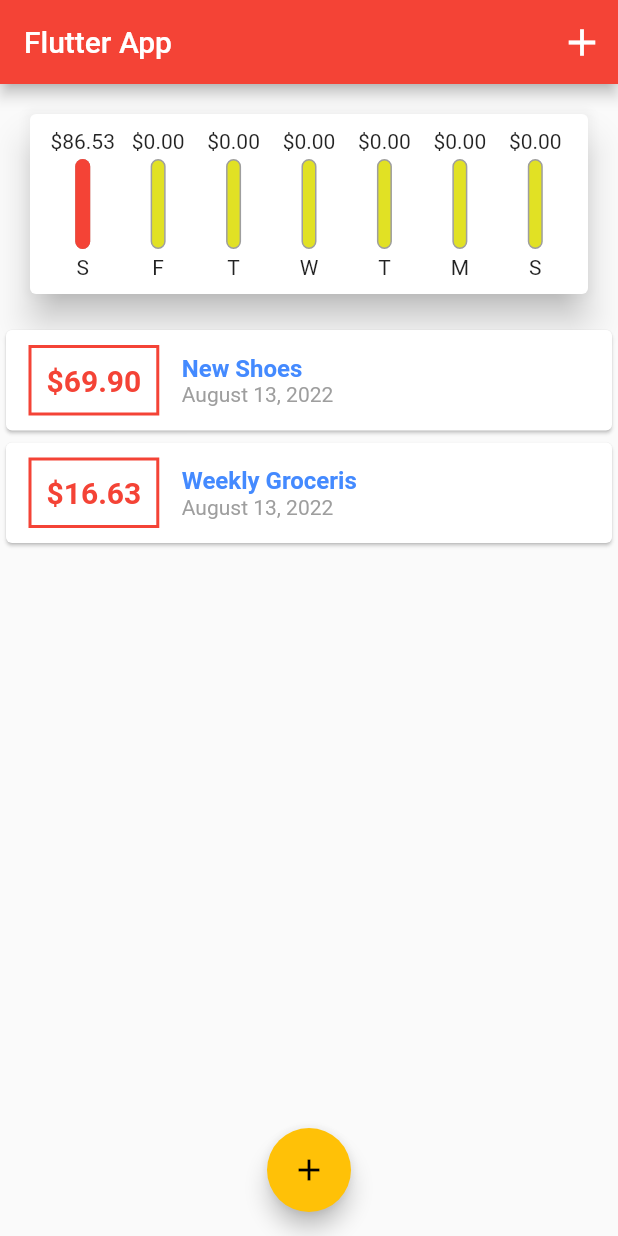
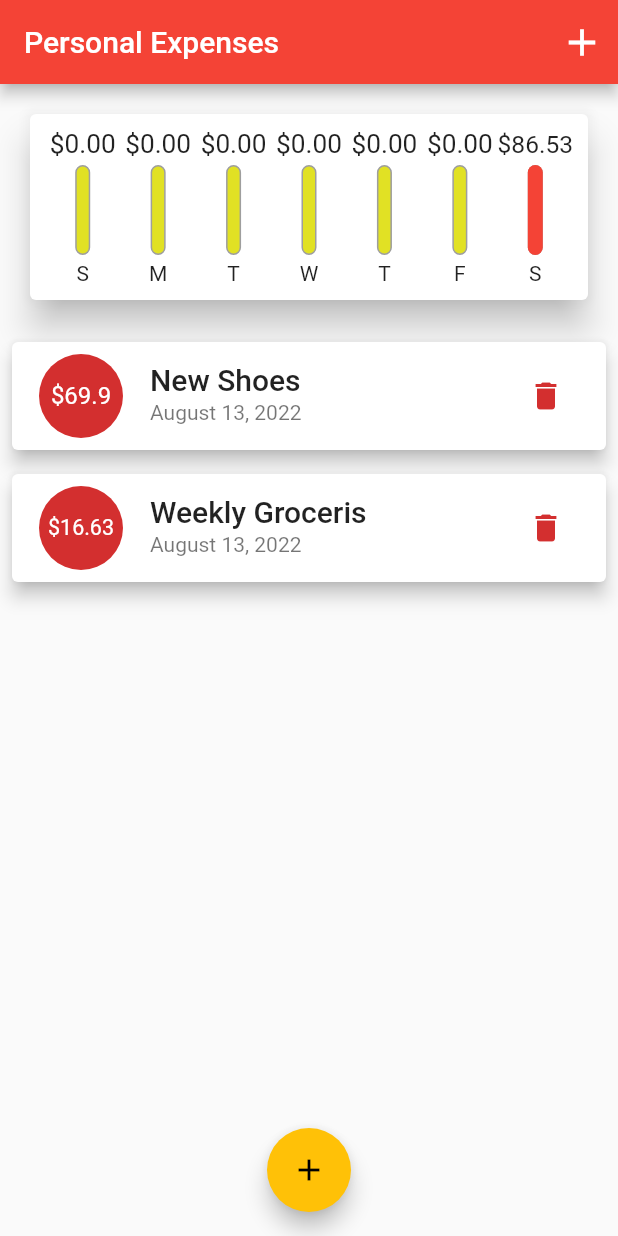
Before and after one commit to yasser2020/expense_planner, a Flutter app: the screen it shows after launch, on a phone screen of 412 x 824 dp. Run offline on Flutter 3.47's test engine with Material 2 defaults, Android fonts, the phone set to English and light mode, and no system bars.

Commit message:
add delete function

```diff
--- a/lib/main.dart
+++ b/lib/main.dart
@@ -15,7 +15,12 @@ class MyApp extends StatelessWidget {
   Widget build(BuildContext context) {
     return MaterialApp(
       debugShowCheckedModeBanner: false,
-      theme: ThemeData(primarySwatch: Colors.red, accentColor: Colors.amber),
+      theme: ThemeData(
+          primarySwatch: Colors.red,
+          accentColor: Colors.amber,
+          textTheme: ThemeData.light()
+              .textTheme
+              .copyWith(button: TextStyle(color: Colors.white))),
       home: MyHomePage(),
     );
   }
@@ -47,14 +52,21 @@ class _MyHomePageState extends State<MyHomePage> {
     }).toList();
   }
 
-  void _addNewTransaction(String txttitle, double txtamount) {
+  void _addNewTransaction(
+      String txttitle, double txtamount, DateTime chosendate) {
     final newTx = Transaction(
         id: DateTime.now().toString(),
         title: txttitle,
         amount: txtamount,
-        date: DateTime.now());
+        date: chosendate);
     setState(() {
       _userTranscations.add(newTx);
+    });
+  }
+
+  void _deleteTransaction(String id) {
+    setState(() {
+      _userTranscations.removeWhere((tx) => tx.id == id);
     });
   }
 
@@ -74,7 +86,7 @@ class _MyHomePageState extends State<MyHomePage> {
   Widget build(BuildContext context) {
     return Scaffold(
       appBar: AppBar(
-        title: Text('Flutter App'),
+        title: Text('Personal Expenses'),
         actions: [
           IconButton(
               onPressed: () => _startAddNewTransaction(context),
@@ -89,7 +101,7 @@ class _MyHomePageState extends State<MyHomePage> {
         crossAxisAlignment: CrossAxisAlignment.stretch,
         children: [
           Chart(_recentTransactions),
-          TransactionList(_userTranscations),
+          TransactionList(_userTranscations, _deleteTransaction),
         ],
       ),
       floatingActionButtonLocation: FloatingActionButtonLocation.centerFloat,
--- a/lib/widgets/chart.dart
+++ b/lib/widgets/chart.dart
@@ -9,26 +9,30 @@ class Chart extends StatelessWidget {
   final List<Transaction> recentTransactions;
   Chart(this.recentTransactions);
 
-  List<Map<String, Object>> get groupedTransactionsValues {
+  List<Map<String, Object>> get groupedTransactionValues {
     return List.generate(7, (index) {
-      final weekDay = DateTime.now().subtract(Duration(days: index));
-      var totalsum = 0.0;
-      for (int i = 0; i < recentTransactions.length; i++) {
+      final weekDay = DateTime.now().subtract(
+        Duration(days: index),
+      );
+      var totalSum = 0.0;
+
+      for (var i = 0; i < recentTransactions.length; i++) {
         if (recentTransactions[i].date.day == weekDay.day &&
             recentTransactions[i].date.month == weekDay.month &&
             recentTransactions[i].date.year == weekDay.year) {
-          totalsum += recentTransactions[i].amount;
+          totalSum += recentTransactions[i].amount;
         }
       }
+
       return {
         'day': DateFormat.E().format(weekDay).substring(0, 1),
-        'amount': totalsum
+        'amount': totalSum,
       };
-    });
+    }).reversed.toList();
   }
 
   double get totalSpending {
-    return groupedTransactionsValues.fold(
+    return groupedTransactionValues.fold(
         0.0, (sum, item) => sum + (item['amount'] as double));
   }
 
@@ -41,14 +45,15 @@ class Chart extends StatelessWidget {
         padding: EdgeInsets.all(10),
         child: Row(
           mainAxisAlignment: MainAxisAlignment.spaceAround,
-          children: groupedTransactionsValues.map((data) {
+          children: groupedTransactionValues.map((data) {
             return Flexible(
               fit: FlexFit.tight,
               child: ChartBar(
                   data['day'].toString(),
                   (data['amount'] as double),
-                  (totalSpending == 0 ? 0.0 : data['amount'] as double) /
-                      totalSpending),
+                  totalSpending == 0
+                      ? 0.0
+                      : (data['amount'] as double) / totalSpending),
             );
           }).toList(),
         ),
--- a/lib/widgets/chart_bar.dart
+++ b/lib/widgets/chart_bar.dart
@@ -12,7 +12,10 @@ class ChartBar extends StatelessWidget {
   Widget build(BuildContext context) {
     return Column(
       children: [
-        FittedBox(child: Text('\$${spendingAmount.toStringAsFixed(2)}')),
+        Container(
+            height: 20,
+            child: FittedBox(
+                child: Text('\$${spendingAmount.toStringAsFixed(2)}'))),
         SizedBox(height: 4),
         Container(
           height: 60,
--- a/lib/widgets/transaction_list.dart
+++ b/lib/widgets/transaction_list.dart
@@ -7,7 +7,8 @@ import 'package:intl/intl_browser.dart';
 
 class TransactionList extends StatelessWidget {
   final List<Transaction> transactions;
-  TransactionList(this.transactions);
+  final Function deleteTX;
+  TransactionList(this.transactions, this.deleteTX);
   @override
   Widget build(BuildContext context) {
     return Container(
@@ -26,50 +27,34 @@ class TransactionList extends StatelessWidget {
                     fit: BoxFit.cover,
                   ),
                 ),
-
               ],
             )
           : ListView.builder(
               itemBuilder: (context, index) {
                 return Card(
-                  child: Row(
-                    children: [
-                      Container(
-                        margin:
-                            EdgeInsets.symmetric(vertical: 10, horizontal: 15),
-                        decoration: BoxDecoration(
-                            border: Border.all(
-                                width: 2,
-                                color: Theme.of(context).primaryColor)),
-                        padding: EdgeInsets.all(10),
-                        child: Text(
-                          '\$${transactions[index].amount.toStringAsFixed(2)}',
-                          style: TextStyle(
-                            fontWeight: FontWeight.bold,
-                            fontSize: 20,
-                            color: Theme.of(context).primaryColor,
-                          ),
-                        ),
+                  margin: EdgeInsets.symmetric(vertical: 8, horizontal: 8),
+                  elevation: 5,
+                  child: ListTile(
+                    leading: CircleAvatar(
+                      radius: 30,
+                      child: Padding(
+                        padding: const EdgeInsets.all(8.0),
+                        child: FittedBox(
+                            child: Text('\$${transactions[index].amount}')),
                       ),
-                      Column(
-                        crossAxisAlignment: CrossAxisAlignment.start,
-                        children: [
-                          Text(
-                            transactions[index].title,
-                            style: TextStyle(
-                                fontWeight: FontWeight.bold,
-                                fontSize: 16,
-                                color: Colors.blueAccent),
-                          ),
-                          Text(
-                              DateFormat.yMMMMd()
-                                  .format(transactions[index].date),
-                              style: TextStyle(
-                                color: Colors.grey,
-                              ))
-                        ],
-                      )
-                    ],
+                    ),
+                    title: Text(
+                      transactions[index].title,
+                      style: Theme.of(context).textTheme.titleLarge,
+                    ),
+                    subtitle: Text(
+                        DateFormat.yMMMMd().format(transactions[index].date)),
+                    trailing: IconButton(
+                        onPressed: () => deleteTX(transactions[index].id),
+                        icon: Icon(
+                          Icons.delete,
+                          color: Theme.of(context).errorColor,
+                        )),
                   ),
                 );
               },
```
Also changed, not shown: lib/widgets/new_transctions.dart (+54 -15 lines).
